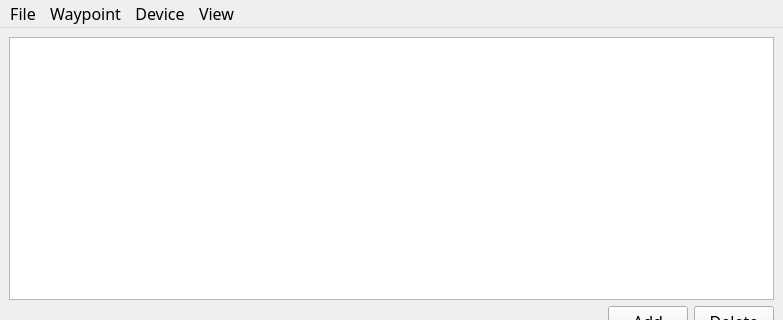
Before: the Qt Designer form src/main/python/location_tool/ui/main_window.ui in rootrootde/LocationsFITTool, drawn with Qt 5; both pictures show x 0 to 783 and y 0 to 320 of the 783 by 615 pixel window.
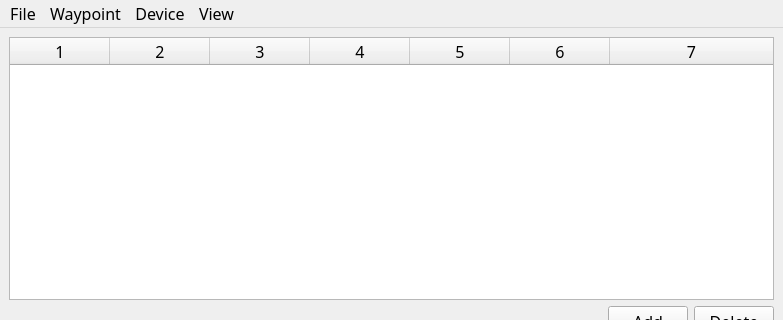
After: the same form once the commit is applied. Icons and pictures are not drawn.

Commit message: refactor: update waypoint table setup and status icon handling; enhance UI components for better user interaction

```diff
--- a/src/main/python/location_tool/ui/main_window.ui
+++ b/src/main/python/location_tool/ui/main_window.ui
@@ -61,7 +61,42 @@
         <number>0</number>
        </property>
        <item>
-        <widget class="QTableWidget" name="waypoint_table"/>
+        <widget class="QTableWidget" name="waypoint_table">
+         <property name="editTriggers">
+          <set>QAbstractItemView::EditTrigger::DoubleClicked|QAbstractItemView::EditTrigger::EditKeyPressed|QAbstractItemView::EditTrigger::SelectedClicked</set>
+         </property>
+         <property name="selectionBehavior">
+          <enum>QAbstractItemView::SelectionBehavior::SelectRows</enum>
+         </property>
+         <property name="cornerButtonEnabled">
+          <bool>false</bool>
+         </property>
+         <property name="columnCount">
+          <number>7</number>
+         </property>
+         <attribute name="horizontalHeaderVisible">
+          <bool>true</bool>
+         </attribute>
+         <attribute name="horizontalHeaderHighlightSections">
+          <bool>false</bool>
+         </attribute>
+         <attribute name="horizontalHeaderStretchLastSection">
+          <bool>true</bool>
+         </attribute>
+         <attribute name="verticalHeaderVisible">
+          <bool>true</bool>
+         </attribute>
+         <attribute name="verticalHeaderMinimumSectionSize">
+          <number>24</number>
+         </attribute>
+         <column/>
+         <column/>
+         <column/>
+         <column/>
+         <column/>
+         <column/>
+         <column/>
+        </widget>
        </item>
        <item>
         <layout class="QHBoxLayout" name="horizontalLayout">
```
Left out of the diff: 3 changed lines with no effect on the pictures. The commit also changes 5 other files.
